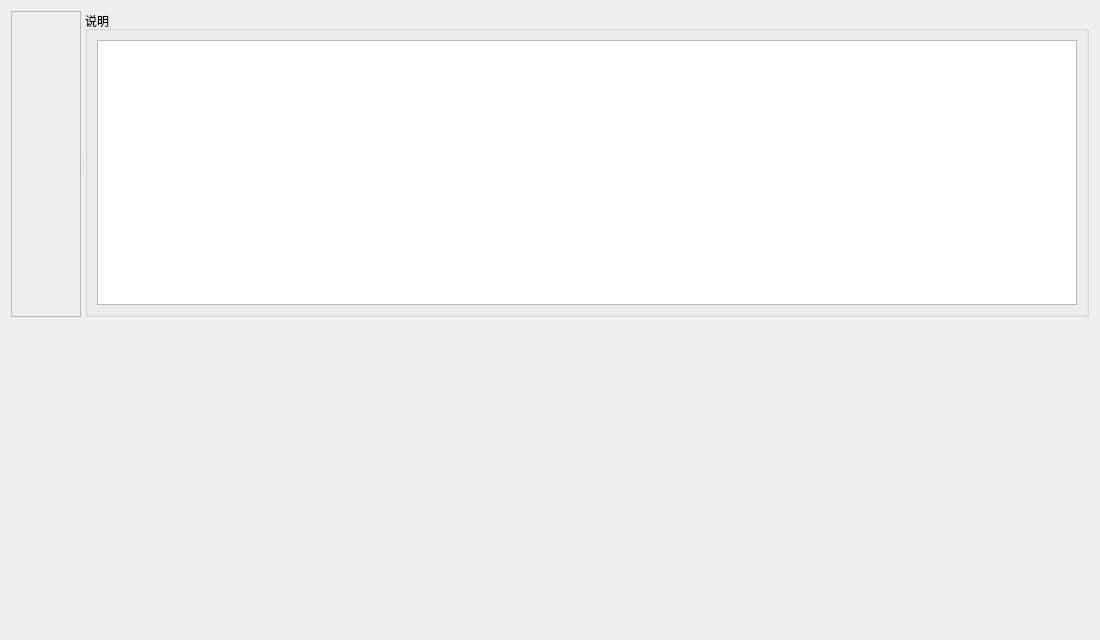
marshalyyx2000/wireshark, file ui/qt/mms_process_analysis_dialog.ui: the form before one commit.
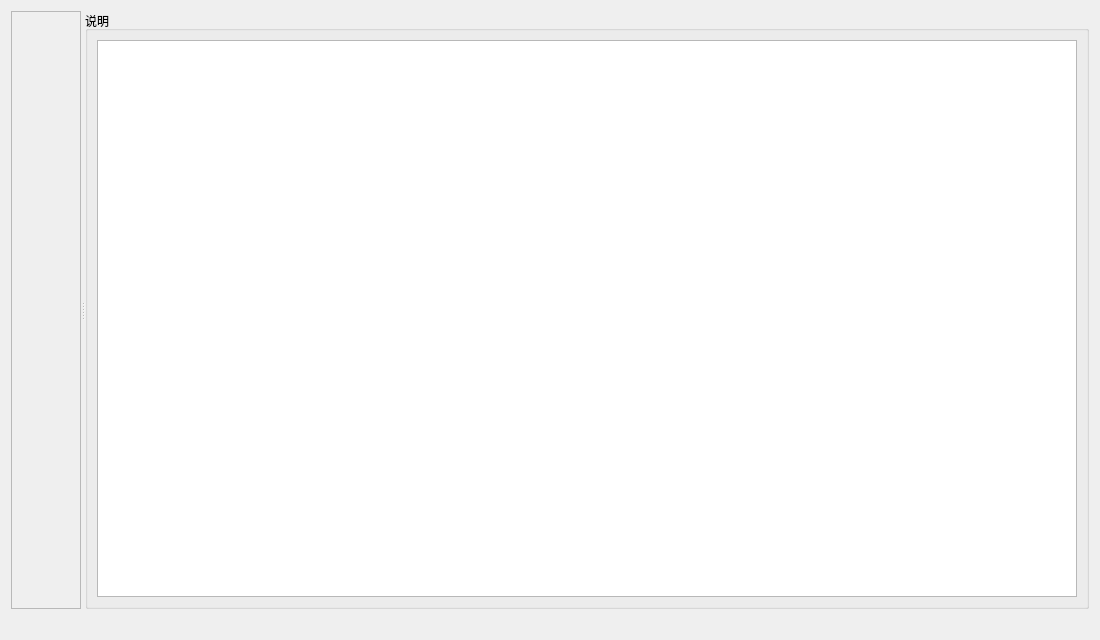
The form after the commit. Custom widgets are drawn as their Qt base class.

Commit message: Fix MMS process analysis dialog layout blank space and double-click jump.

```diff
--- a/ui/qt/mms_process_analysis_dialog.ui
+++ b/ui/qt/mms_process_analysis_dialog.ui
@@ -19,9 +19,18 @@
      <property name="orientation">
       <enum>Qt::Horizontal</enum>
      </property>
+     <property name="sizePolicy">
+      <sizepolicy hsizetype="Expanding" vsizetype="Expanding">
+       <horstretch>0</horstretch>
+       <verstretch>1</verstretch>
+      </sizepolicy>
+     </property>
      <widget class="QScrollArea" name="diagramScroll">
       <property name="widgetResizable">
-       <bool>true</bool>
+       <bool>false</bool>
+      </property>
+      <property name="alignment">
+       <set>Qt::AlignLeft|Qt::AlignTop</set>
       </property>
       <widget class="MmsProcessDiagramWidget" name="diagramWidget"/>
      </widget>
@@ -39,6 +48,12 @@
    </item>
    <item>
     <widget class="ElidedLabel" name="hintLabel">
+     <property name="sizePolicy">
+      <sizepolicy hsizetype="Expanding" vsizetype="Fixed">
+       <horstretch>0</horstretch>
+       <verstretch>0</verstretch>
+      </sizepolicy>
+     </property>
      <property name="text">
       <string/>
      </property>
```
The commit also changes 5 other files.
